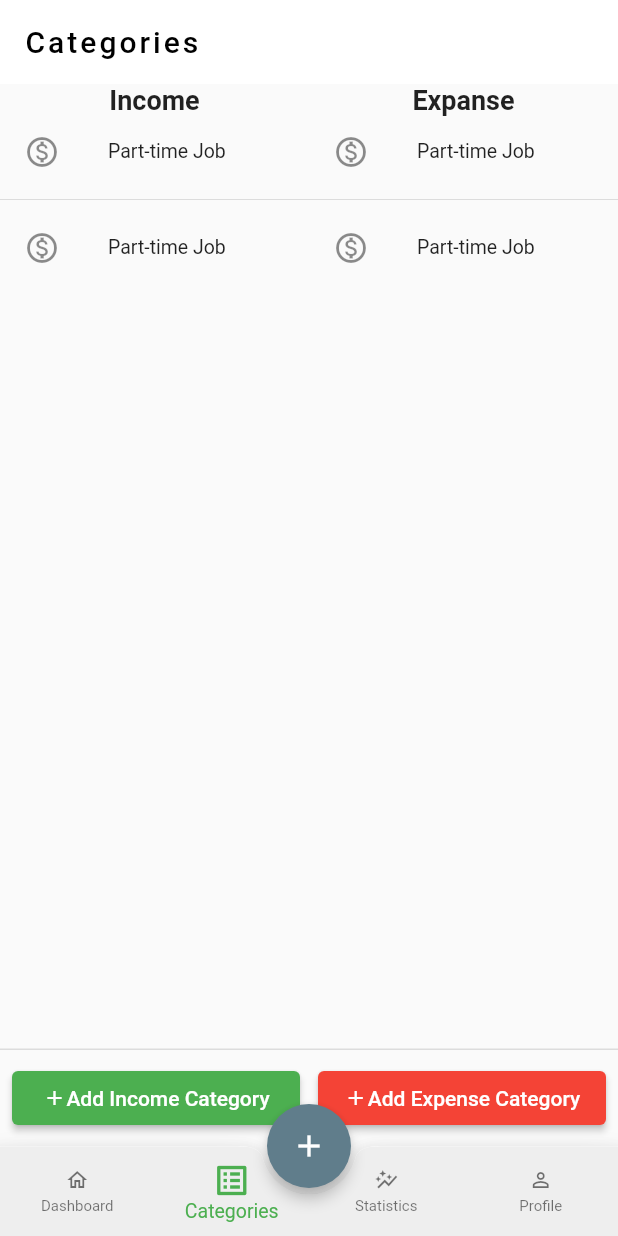
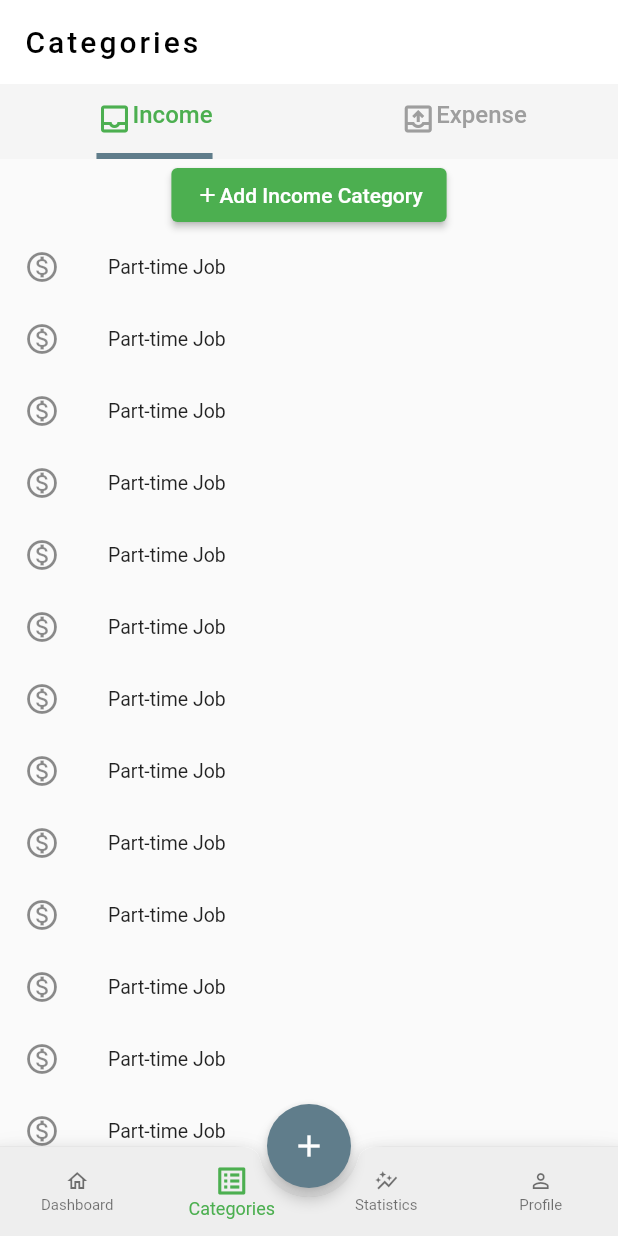
Before and after one commit to myat-pan/budget_tracker, a Flutter app: the HomeScreen screen opened directly, item 2 of the bottom bar chosen, after a tap on "Add Income Category", on a phone screen of 412 x 824 dp. Run offline on Flutter 3.47's test engine with Material 2 defaults, Android fonts, the phone set to English and light mode, and no system bars; our stand-ins replace data_table_2, fl_chart, get.

Commit message:
modified categories screen

```diff
--- a/lib/src/modules/categories/views/CategoriesScreen.dart
+++ b/lib/src/modules/categories/views/CategoriesScreen.dart
@@ -1,3 +1,5 @@
+// ignore_for_file: prefer_const_constructors
+
 import 'package:flutter/material.dart';
 import 'package:budget_tracker/src/res/colors.dart' as color;
 
@@ -9,8 +11,107 @@ class CategoriesScreen extends StatefulWidget {
 class _CategoriesScreenState extends State<CategoriesScreen> {
   @override
   Widget build(BuildContext context) {
-    return Scaffold(
-      persistentFooterButtons: [
+    return DefaultTabController(
+        length: 2,
+        child: Scaffold(
+          appBar: PreferredSize(
+              preferredSize:
+                  Size.fromHeight(MediaQuery.of(context).size.height),
+              child: Container(
+                  color: Colors.grey[100],
+                  height: 50.0,
+                  child: TabBar(
+                    labelColor: Colors.green,
+                    unselectedLabelColor: Colors.grey,
+                    indicatorSize: TabBarIndicatorSize.label,
+                    indicatorWeight: 4,
+                    labelStyle:
+                        TextStyle(fontSize: 16, fontWeight: FontWeight.w500),
+                    tabs: [
+                      Wrap(
+                        children: [
+                          Icon(Icons.inbox_outlined),
+                          Text("Income"),
+                        ],
+                      ),
+                      Wrap(
+                        children: [
+                          Icon(Icons.outbox_outlined),
+                          Text("Expense"),
+                        ],
+                      ),
+                    ],
+                  ))),
+          body: TabBarView(
+            children: [
+              Column(
+                children: [
+                  ElevatedButton(
+                      style:
+                          ElevatedButton.styleFrom(primary: color.inComeColor),
+                      onPressed: () {},
+                      child: Wrap(
+                        direction: Axis.horizontal,
+                        crossAxisAlignment: WrapCrossAlignment.center,
+                        // ignore: prefer_const_literals_to_create_immutables
+                        children: [
+                          Icon(
+                            Icons.add,
+                            size: 16,
+                          ),
+                          Text("Add Income Category"),
+                        ],
+                      )),
+                  Expanded(
+                      child: ListView.builder(
+                    shrinkWrap: true,
+                    itemCount: 16,
+                    itemBuilder: (context, i) {
+                      return ListTile(
+                        dense: true,
+                        leading: Icon(Icons.monetization_on_outlined),
+                        title: Text("Part-time Job"),
+                      );
+                    },
+                  ))
+                ],
+              ),
+              Column(
+                children: [
+                  ElevatedButton(
+                      style:
+                          ElevatedButton.styleFrom(primary: color.expenseColor),
+                      onPressed: () {},
+                      child: Wrap(
+                        crossAxisAlignment: WrapCrossAlignment.center,
+                        // ignore: prefer_const_literals_to_create_immutables
+                        children: [
+                          Icon(
+                            Icons.add,
+                            size: 16,
+                          ),
+                          Text(
+                            "Add Expense Category",
+                          ),
+                        ],
+                      )),
+                  Expanded(
+                      child: ListView.builder(
+                    shrinkWrap: true,
+                    itemCount: 16,
+                    itemBuilder: (context, i) {
+                      return ListTile(
+                        dense: true,
+                        leading: Icon(Icons.monetization_on_outlined),
+                        title: Text("Part-time Job"),
+                      );
+                    },
+                  ))
+                ],
+              ),
+            ],
+          ),
+          /*    persistentFooterButtons: [
         Row(
           children: [
             Expanded(
@@ -20,6 +121,7 @@ class _CategoriesScreenState extends State<CategoriesScreen> {
                     child: Wrap(
                       direction: Axis.horizontal,
                       crossAxisAlignment: WrapCrossAlignment.center,
+                      // ignore: prefer_const_literals_to_create_immutables
                       children: [
                         Icon(
                           Icons.add,
@@ -38,6 +140,7 @@ class _CategoriesScreenState extends State<CategoriesScreen> {
                     onPressed: () {},
                     child: Wrap(
                       crossAxisAlignment: WrapCrossAlignment.center,
+                      // ignore: prefer_const_literals_to_create_immutables
                       children: [
                         Icon(
                           Icons.add,
@@ -109,7 +212,7 @@ class _CategoriesScreenState extends State<CategoriesScreen> {
             ],
           )
         ],
-      )),
-    );
+      )), */
+        ));
   }
 }
--- a/lib/src/modules/dashboard/views/DashboardScreen.dart
+++ b/lib/src/modules/dashboard/views/DashboardScreen.dart
@@ -24,7 +24,7 @@ class _DashboardScreenState extends State<DashboardScreen> {
           borderRadius: BorderRadius.circular(dimens.borderRadius)),
       color: cardColor,
       child: ListTile(
-        visualDensity: VisualDensity(vertical: 4),
+        visualDensity: VisualDensity(vertical: 4, horizontal: -4),
         leading: Container(
             decoration: BoxDecoration(
                 color: Colors.white, borderRadius: BorderRadius.circular(100)),
@@ -40,11 +40,11 @@ class _DashboardScreenState extends State<DashboardScreen> {
         ),
         subtitle: Wrap(
           children: [
-            Icon(
+            /* Icon(
               Icons.monetization_on_outlined,
               size: 20,
               color: Colors.white,
-            ),
+            ), */
             Text(
               format.numberFormat.format(amount).toString(),
               style: TextStyle(color: Colors.white, fontSize: 18),
@@ -91,6 +91,10 @@ class _DashboardScreenState extends State<DashboardScreen> {
               visualDensity: VisualDensity(horizontal: -4, vertical: -3),
               leading: Icon(Icons.food_bank_outlined),
               title: Text("food "),
+              subtitle: Text(
+                "data",
+                style: TextStyle(color: color.subtitleColor),
+              ),
               trailing: Text(
                 "-5000",
                 style: TextStyle(color: color.expenseColor),
@@ -115,7 +119,7 @@ class _DashboardScreenState extends State<DashboardScreen> {
                     Container(
                       padding: EdgeInsets.only(top: 6, bottom: 6),
                       alignment: Alignment.center,
-                      color: Colors.grey[200],
+                      color: Colors.grey[300],
                       child: Text(
                         "January 21",
                         style: TextStyle(fontWeight: FontWeight.bold),
--- a/lib/src/modules/home/views/HomeScreen.dart
+++ b/lib/src/modules/home/views/HomeScreen.dart
@@ -22,6 +22,7 @@ class _HomeScreenState extends State<HomeScreen> {
     "Statistics",
     "Profile"
   ];
+
   @override
   void initState() {
     _pages.add(DashboardScreen());
@@ -44,7 +45,7 @@ class _HomeScreenState extends State<HomeScreen> {
       body: _pages[_currentIndex],
       bottomNavigationBar: BottomAppBar(
         shape: CircularNotchedRectangle(),
-        notchMargin: 4,
+        notchMargin: 6,
         clipBehavior: Clip.antiAlias,
         child: Container(
           height: 60,
@@ -53,7 +54,7 @@ class _HomeScreenState extends State<HomeScreen> {
               color: Colors.white,
               border: Border(
                 top: BorderSide(
-                  color: Colors.white,
+                  color: Colors.black12.withOpacity(0.1),
                   width: 0.5,
                 ),
               ),
@@ -62,8 +63,8 @@ class _HomeScreenState extends State<HomeScreen> {
                 currentIndex: _currentIndex,
                 backgroundColor: Colors.grey[200],
                 selectedItemColor: color.inComeColor,
-                selectedFontSize: 13,
-                selectedIconTheme: IconThemeData(size: 26),
+                selectedFontSize: 12,
+                selectedIconTheme: IconThemeData(size: 24),
                 unselectedIconTheme: IconThemeData(size: 16),
                 unselectedItemColor: Colors.black54,
                 unselectedFontSize: 10,
--- a/lib/src/modules/login/components/text_form_field_widget.dart
+++ b/lib/src/modules/login/components/text_form_field_widget.dart
@@ -15,7 +15,7 @@ class TextFormFieldWidget extends StatelessWidget {
     return Container(
         height: dimens.textFieldHeight,
         decoration: BoxDecoration(
-            color: Colors.grey[300],
+            color: Colors.grey[200],
             borderRadius: BorderRadius.circular(dimens.textFieldBorderRadius)),
         child: TextFormField(
           controller: controller,
--- a/lib/src/modules/profile/views/Profile.dart
+++ b/lib/src/modules/profile/views/Profile.dart
@@ -31,7 +31,7 @@ class _ProfileScreenState extends State<ProfileScreen> {
     return Card(
       shape: RoundedRectangleBorder(
           borderRadius: BorderRadius.circular(dimens.textFieldBorderRadius)),
-      elevation: 1,
+      elevation: 0,
       child: ListTile(
         leading: Container(
           decoration: BoxDecoration(
@@ -60,7 +60,7 @@ class _ProfileScreenState extends State<ProfileScreen> {
   Widget build(BuildContext context) {
     return Scaffold(
         body: Container(
-      padding: EdgeInsets.only(left: 20, right: 20),
+      padding: EdgeInsets.only(left: 16, right: 16),
       child: Column(
         children: [
           _userInfoSection(),
--- a/lib/src/modules/statistics/views/LineChart.dart
+++ b/lib/src/modules/statistics/views/LineChart.dart
@@ -3,7 +3,7 @@ import 'package:flutter/material.dart';
 import 'package:budget_tracker/src/res/colors.dart' as color;
 
 class MyLineChart extends StatelessWidget {
-  const MyLineChart({this.isShowingMainData});
+  MyLineChart({this.isShowingMainData});
 
   final bool isShowingMainData;
 
--- a/lib/src/modules/statistics/views/StatisticsScreen.dart
+++ b/lib/src/modules/statistics/views/StatisticsScreen.dart
@@ -11,9 +11,12 @@ class _StatisticsScreenState extends State<StatisticsScreen> {
   @override
   Widget build(BuildContext context) {
     return Scaffold(
-      body: MyLineChart(
+        body: Container(
+      padding: EdgeInsets.all(16),
+      height: 300,
+      child: MyLineChart(
         isShowingMainData: true,
       ),
-    );
+    ));
   }
 }
--- a/lib/src/res/colors.dart
+++ b/lib/src/res/colors.dart
@@ -8,6 +8,7 @@ const Color expenseColor = Colors.red;
 const Color primary = Colors.blueGrey;
 final Color messageColor = Colors.blue[900];
 const Color fontColor = Colors.black;
+const Color subtitleColor = Colors.grey;
 
 final Color dataRowColor = Colors.grey[300];
 final Color dataHeadingColor = Colors.blueGrey[50];
```
Also changed, not shown: pubspec.lock.
